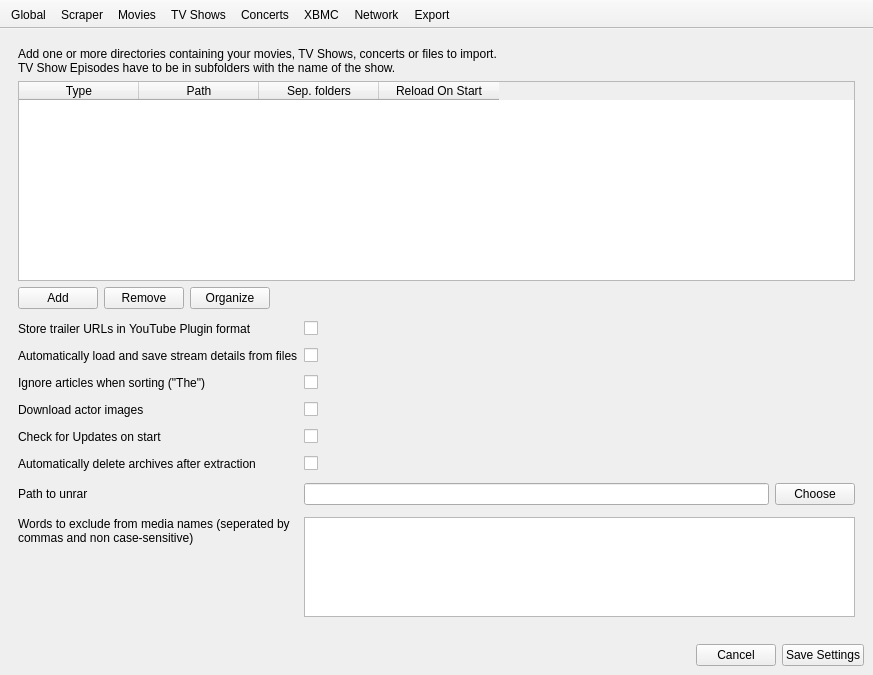
This is settings/SettingsWindow.ui in Komet/MediaElch as Qt 5 draws it before an edit. The edited form follows.
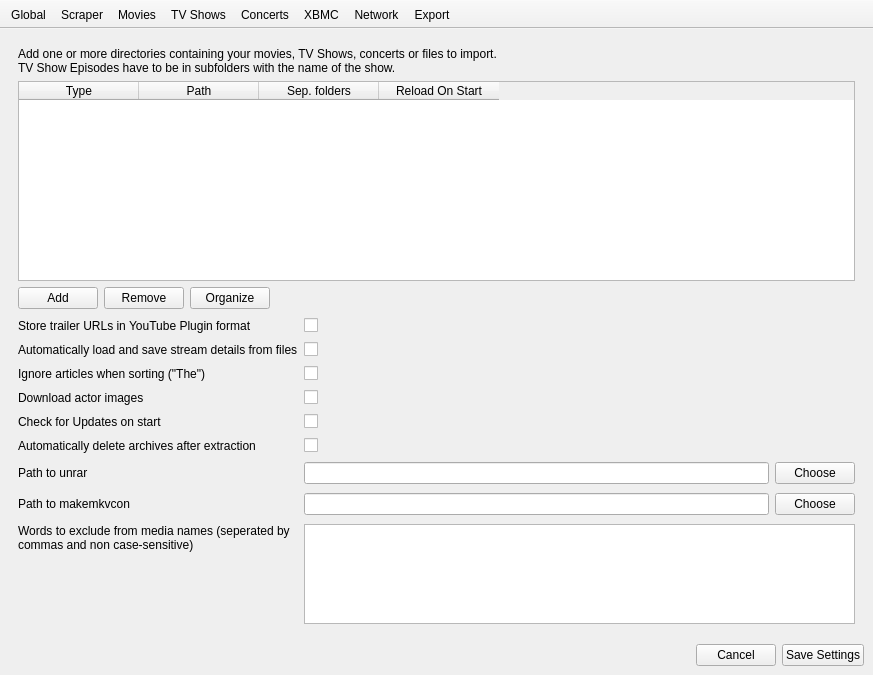
This is the edited form. Icons and pictures are not drawn. Custom widgets are drawn as their Qt base class.

Diff of the .ui file:
```diff
--- a/settings/SettingsWindow.ui
+++ b/settings/SettingsWindow.ui
@@ -182,7 +182,7 @@
             </property>
            </widget>
           </item>
-          <item row="7" column="0">
+          <item row="8" column="0">
            <widget class="QLabel" name="label_excludeWords">
             <property name="text">
              <string>Words to exclude from media names (seperated by commas and non case-sensitive)</string>
@@ -195,7 +195,7 @@
             </property>
            </widget>
           </item>
-          <item row="7" column="1">
+          <item row="8" column="1">
            <widget class="QTextEdit" name="excludeWordsText">
             <property name="maximumSize">
              <size>
@@ -278,6 +278,27 @@
             </item>
            </layout>
           </item>
+          <item row="7" column="0">
+           <widget class="QLabel" name="label_53">
+            <property name="text">
+             <string>Path to makemkvcon</string>
+            </property>
+           </widget>
+          </item>
+          <item row="7" column="1">
+           <layout class="QHBoxLayout" name="horizontalLayout_3">
+            <item>
+             <widget class="QLineEdit" name="makemkvconPath"/>
+            </item>
+            <item>
+             <widget class="QPushButton" name="btnChooseMakemkvcon">
+              <property name="text">
+               <string>Choose</string>
+              </property>
+             </widget>
+            </item>
+           </layout>
+          </item>
          </layout>
         </item>
        </layout>
```
